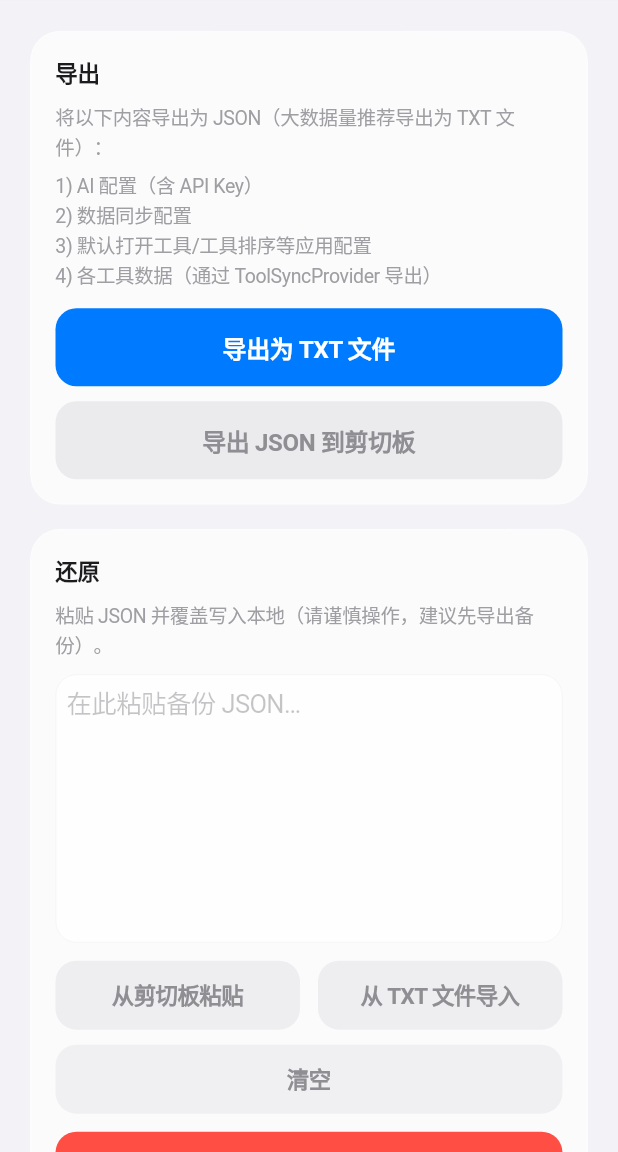
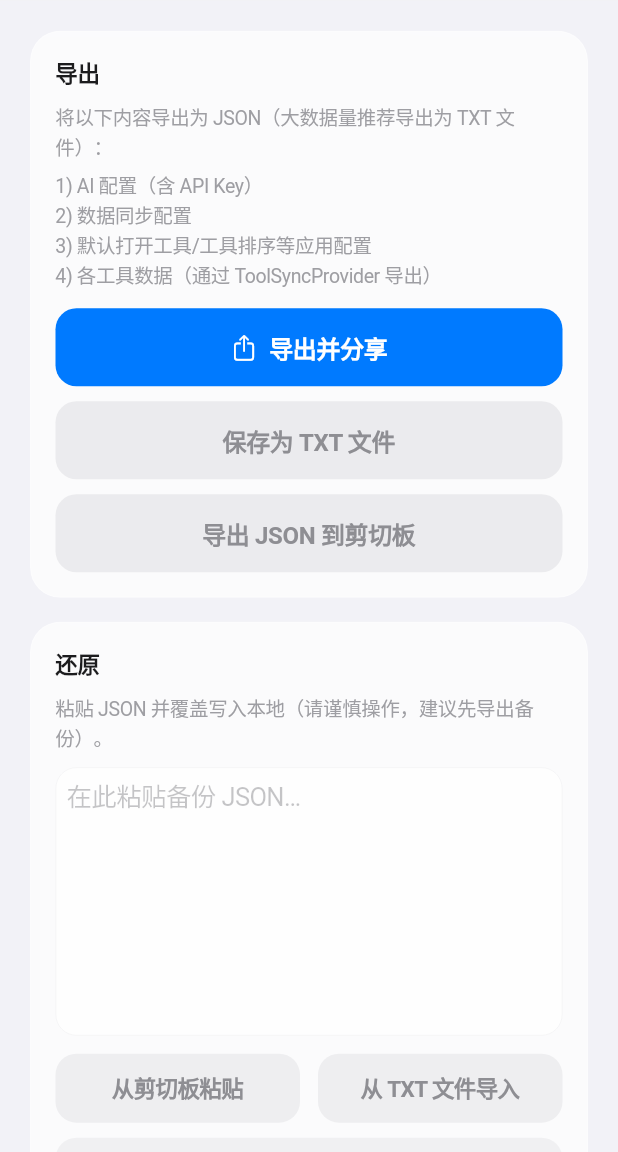
Before and after one commit to sprogFall/life_tools, a Flutter app: the BackupRestorePage screen opened directly, on a phone screen of 412 x 824 dp, the part 84-1236 px from its top. Run offline on Flutter 3.47's test engine with Material 3 defaults, Android fonts, the phone set to English and light mode, and no system bars; our stand-ins replace connectivity_plus, file_picker, permission_handler, share_plus, shared_preferences, speech_to_text and 2 more; missing offline and left inert: file_saver, network_info_plus, receive_sharing_intent, record; accounts and stored records are empty; Roboto replaces fonts that are missing (Source Han Sans CN); statements that could not run were skipped.

Commit message:
feat(backup): 添加备份文件的分享和接收功能
- 新增 share_plus 和 receive_sharing_intent 依赖实现分享功能
- 添加 ShareService 和 ReceiveShareService 处理分享逻辑
- 修改备份恢复页面支持分享和接收备份文件
- 更新各平台配置以支持文件分享功能
- 调整测试用例和UI文本以匹配新功能

```diff
--- a/lib/core/backup/pages/backup_restore_page.dart
+++ b/lib/core/backup/pages/backup_restore_page.dart
@@ -1,6 +1,5 @@
 import 'dart:convert';
 
-import 'package:cross_file/cross_file.dart';
 import 'package:file_picker/file_picker.dart';
 import 'package:file_saver/file_saver.dart';
 import 'package:flutter/cupertino.dart';
@@ -8,15 +7,19 @@ import 'package:flutter/foundation.dart';
 import 'package:flutter/material.dart';
 import 'package:flutter/services.dart';
 import 'package:provider/provider.dart';
+import 'package:share_plus/share_plus.dart';
 
 import '../../ai/ai_config_service.dart';
 import '../../services/settings_service.dart';
 import '../../sync/services/backup_restore_service.dart';
 import '../../sync/services/sync_config_service.dart';
 import '../../theme/ios26_theme.dart';
+import '../services/share_service.dart';
 
 class BackupRestorePage extends StatefulWidget {
-  const BackupRestorePage({super.key});
+  final String? initialJson;
+
+  const BackupRestorePage({super.key, this.initialJson});
 
   @override
   State<BackupRestorePage> createState() => _BackupRestorePageState();
@@ -25,6 +28,20 @@ class BackupRestorePage extends StatefulWidget {
 class _BackupRestorePageState extends State<BackupRestorePage> {
   final _restoreController = TextEditingController();
   bool _isRestoring = false;
+
+  @override
+  void initState() {
+    super.initState();
+    if (widget.initialJson != null && widget.initialJson!.isNotEmpty) {
+      _restoreController.text = widget.initialJson!;
+      WidgetsBinding.instance.addPostFrameCallback((_) {
+        _showDialog(
+          title: '已接收备份文件',
+          content: '备份内容已填入，请检查后点击"开始还原"按钮。',
+        );
+      });
+    }
+  }
 
   @override
   void dispose() {
@@ -123,11 +140,37 @@ class _BackupRestorePageState extends State<BackupRestorePage> {
               padding: const EdgeInsets.symmetric(vertical: 14),
               borderRadius: BorderRadius.circular(14),
               color: IOS26Theme.primaryColor,
+              onPressed: _exportAndShare,
+              child: const Row(
+                mainAxisAlignment: MainAxisAlignment.center,
+                children: [
+                  Icon(CupertinoIcons.share, color: Colors.white, size: 18),
+                  SizedBox(width: 8),
+                  Text(
+                    '导出并分享',
+                    style: TextStyle(
+                      color: Colors.white,
+                      fontSize: 16,
+                      fontWeight: FontWeight.w600,
+                      letterSpacing: -0.24,
+                    ),
+                  ),
+                ],
+              ),
+            ),
+          ),
+          const SizedBox(height: 10),
+          SizedBox(
+            width: double.infinity,
+            child: CupertinoButton(
+              padding: const EdgeInsets.symmetric(vertical: 14),
+              borderRadius: BorderRadius.circular(14),
+              color: IOS26Theme.textTertiary.withValues(alpha: 0.3),
               onPressed: _exportToTxtFile,
               child: const Text(
-                '导出为 TXT 文件',
+                '保存为 TXT 文件',
                 style: TextStyle(
-                  color: Colors.white,
+                  color: IOS26Theme.textSecondary,
                   fontSize: 16,
                   fontWeight: FontWeight.w600,
                   letterSpacing: -0.24,
@@ -265,6 +308,25 @@ class _BackupRestorePageState extends State<BackupRestorePage> {
         ],
       ),
     );
+  }
+
+  Future<void> _exportAndShare() async {
+    try {
+      final service = _buildService(context);
+      final jsonText = await service.exportAsJson(pretty: false);
+      final fileName = _buildBackupFileName(DateTime.now());
+
+      final result = await ShareService.shareBackup(jsonText, fileName);
+
+      if (!mounted) return;
+
+      if (result.status == ShareResultStatus.success) {
+        await _showDialog(title: '分享成功', content: '备份文件已分享');
+      }
+    } catch (e) {
+      if (!mounted) return;
+      await _showDialog(title: '分享失败', content: e.toString());
+    }
   }
 
   Future<void> _exportToTxtFile() async {
--- a/pubspec.yaml
+++ b/pubspec.yaml
@@ -60,6 +60,10 @@ dependencies:
   file_picker: ^8.1.7
   cross_file: ^0.3.5+1
   file_saver: ^0.2.14
+
+  # 分享功能
+  share_plus: ^10.0.0
+  receive_sharing_intent: ^1.8.0
 
   # 网络状态检测和WiFi信息（用于数据同步）
   connectivity_plus: ^6.0.5
```
Also changed, not shown: lib/core/backup/services/receive_share_service.dart (added, +51 -0 lines), lib/core/backup/services/share_service.dart (added, +19 -0 lines), lib/main.dart (+43 -8 lines), .claude/settings.json (added), .claude/settings.local.json, pubspec.lock, 9 other files.
